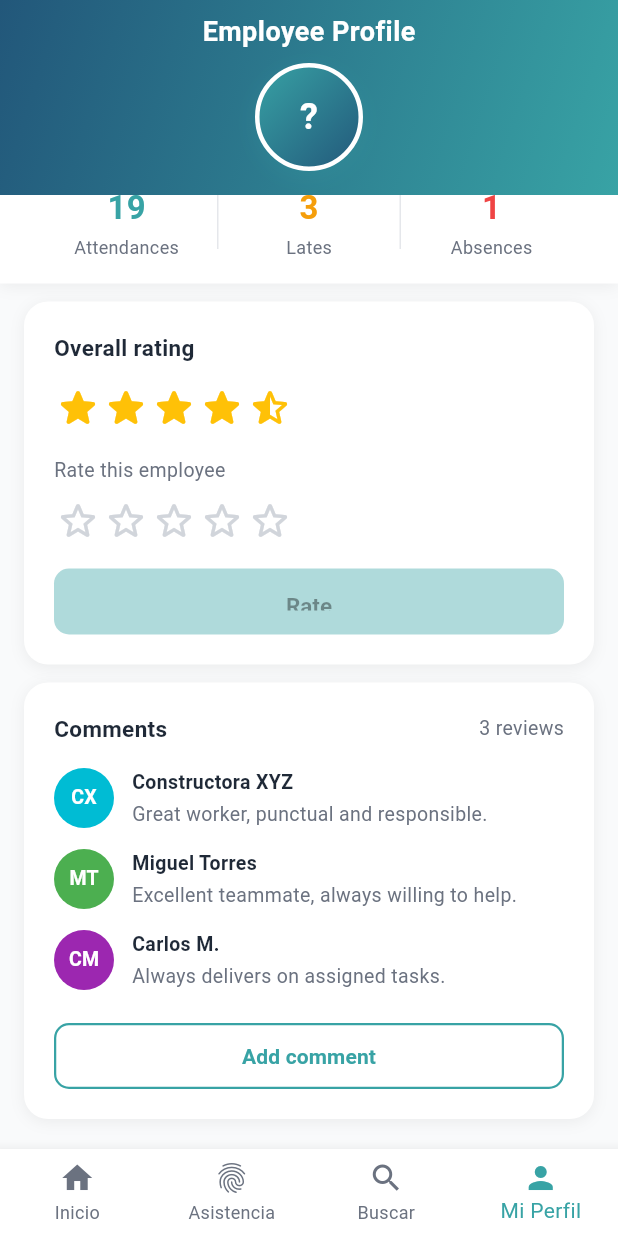
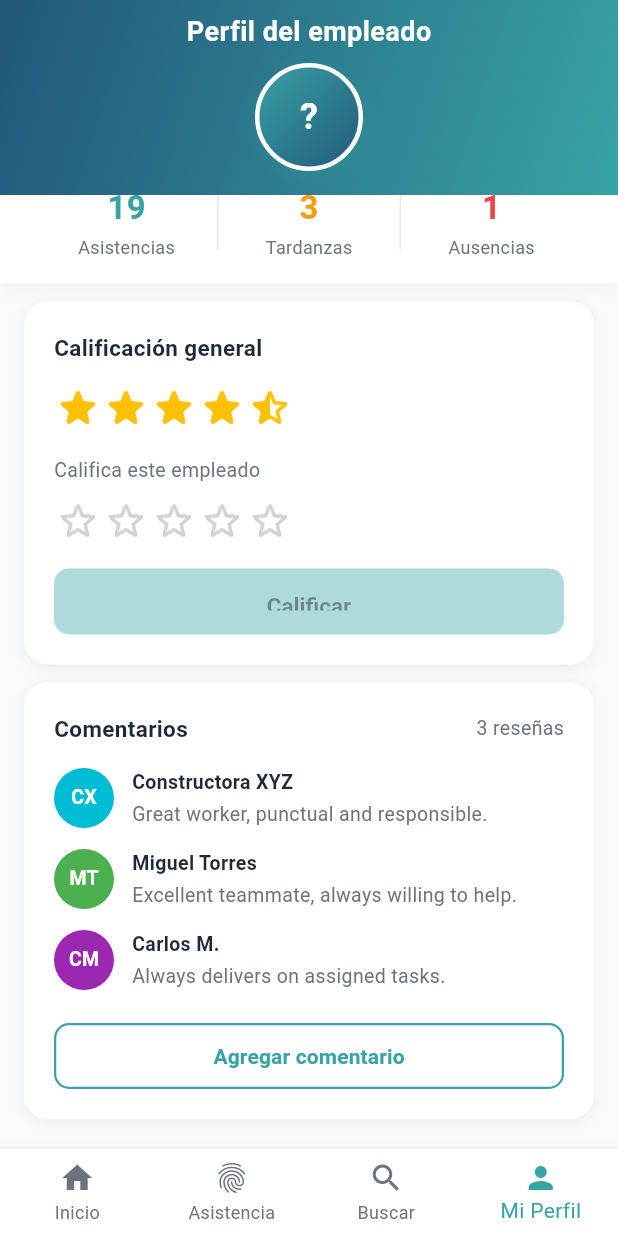
Before and after one commit to Sebastian-D-Candiotti/G3-MarcaYa, a Flutter app: the PerfilEmpleadoPage screen opened by its route, scrolled down 111 dp, on a phone screen of 412 x 824 dp. Run offline on Flutter 3.47's test engine with Material 3 defaults, Android fonts, the phone set to English and light mode, and no system bars; our stand-ins replace flutter_secure_storage, go_router; accounts and stored records are empty.

Commit message:
Translate employee profile strings to Spanish

```diff
--- a/FrontEND/MarcaYa/lib/pages/perfil_empleado/components/comments_card.dart
+++ b/FrontEND/MarcaYa/lib/pages/perfil_empleado/components/comments_card.dart
@@ -41,7 +41,7 @@ class CommentsCard extends StatelessWidget {
             mainAxisAlignment: MainAxisAlignment.spaceBetween,
             children: [
               const Text(
-                'Comments',
+                'Comentarios',
                 style: TextStyle(
                   fontSize: 15,
                   fontWeight: FontWeight.w600,
@@ -49,7 +49,7 @@ class CommentsCard extends StatelessWidget {
                 ),
               ),
               Text(
-                '${comments.length} reviews',
+                '${comments.length} reseñas',
                 style: const TextStyle(
                     fontSize: 13, color: AppColors.textSecondary),
               ),
@@ -126,7 +126,7 @@ class CommentsCard extends StatelessWidget {
           ),
         ),
         child: const Text(
-          'Add comment',
+          'Agregar comentario',
           style: TextStyle(fontSize: 14, fontWeight: FontWeight.w600),
         ),
       ),
--- a/FrontEND/MarcaYa/lib/pages/perfil_empleado/components/profile_header.dart
+++ b/FrontEND/MarcaYa/lib/pages/perfil_empleado/components/profile_header.dart
@@ -23,7 +23,7 @@ class ProfileHeader extends StatelessWidget {
                 alignment: Alignment.center,
                 children: [
                   const Text(
-                    'Employee Profile',
+                    'Perfil del empleado',
                     style: TextStyle(
                       color: Colors.white,
                       fontSize: 18,
--- a/FrontEND/MarcaYa/lib/pages/perfil_empleado/components/profile_info_card.dart
+++ b/FrontEND/MarcaYa/lib/pages/perfil_empleado/components/profile_info_card.dart
@@ -81,7 +81,7 @@ class ProfileInfoCard extends StatelessWidget {
           ),
         ),
         Text(
-          ' ($reviews reviews)',
+          ' ($reviews reseñas)',
           style:
               const TextStyle(fontSize: 13, color: AppColors.textSecondary),
         ),
@@ -95,12 +95,12 @@ class ProfileInfoCard extends StatelessWidget {
       child: Row(
         children: [
           _buildStatItem(
-              '$attendances', 'Attendances', PerfilEmpleadoStyles.attendanceColor),
+              '$attendances', 'Asistencias', PerfilEmpleadoStyles.attendanceColor),
           PerfilEmpleadoStyles.divider(),
-          _buildStatItem('$lates', 'Lates', PerfilEmpleadoStyles.lateColor),
+          _buildStatItem('$lates', 'Tardanzas', PerfilEmpleadoStyles.lateColor),
           PerfilEmpleadoStyles.divider(),
           _buildStatItem(
-              '$absences', 'Absences', PerfilEmpleadoStyles.absenceColor),
+              '$absences', 'Ausencias', PerfilEmpleadoStyles.absenceColor),
         ],
       ),
     );
--- a/FrontEND/MarcaYa/lib/pages/perfil_empleado/components/rating_card.dart
+++ b/FrontEND/MarcaYa/lib/pages/perfil_empleado/components/rating_card.dart
@@ -25,7 +25,7 @@ class RatingCard extends StatelessWidget {
         crossAxisAlignment: CrossAxisAlignment.start,
         children: [
           const Text(
-            'Overall rating',
+            'Calificación general',
             style: TextStyle(
               fontSize: 15,
               fontWeight: FontWeight.w600,
@@ -36,7 +36,7 @@ class RatingCard extends StatelessWidget {
           _buildDisplayStars(),
           const SizedBox(height: 16),
           const Text(
-            'Rate this employee',
+            'Califica este empleado',
             style: TextStyle(fontSize: 13, color: AppColors.textSecondary),
           ),
           const SizedBox(height: 8),
@@ -97,7 +97,7 @@ class RatingCard extends StatelessWidget {
           elevation: 0,
         ),
         child: const Text(
-          'Rate',
+          'Calificar',
           style: TextStyle(fontSize: 15, fontWeight: FontWeight.w600),
         ),
       ),
--- a/FrontEND/MarcaYa/lib/pages/perfil_empleado/perfil_empleado.dart
+++ b/FrontEND/MarcaYa/lib/pages/perfil_empleado/perfil_empleado.dart
@@ -99,7 +99,7 @@ class _PerfilEmpleadoPageState extends State<PerfilEmpleadoPage> {
     ScaffoldMessenger.of(context).showSnackBar(
       SnackBar(
         content: Text(
-          'You rated $_myRating star${_myRating == 1 ? '' : 's'}',
+          'Calificaste con $_myRating estrella${_myRating == 1 ? '' : 's'}',
         ),
         backgroundColor: AppColors.primary,
         behavior: SnackBarBehavior.floating,
@@ -113,19 +113,19 @@ class _PerfilEmpleadoPageState extends State<PerfilEmpleadoPage> {
       context: context,
       builder: (_) => AlertDialog(
         shape: RoundedRectangleBorder(borderRadius: BorderRadius.circular(16)),
-        title: const Text('Add comment'),
+        title: const Text('Agregar comentario'),
         content: TextField(
           controller: controller,
           maxLines: 3,
           decoration: const InputDecoration(
-            hintText: 'Write your comment...',
+            hintText: 'Escribe tu comentario...',
           ),
         ),
         actions: [
           TextButton(
             onPressed: () => Navigator.pop(context),
             child: const Text(
-              'Cancel',
+              'Cancelar',
               style: TextStyle(color: AppColors.textSecondary),
             ),
           ),
@@ -135,7 +135,7 @@ class _PerfilEmpleadoPageState extends State<PerfilEmpleadoPage> {
                 setState(() {
                   _comments.add(CommentItem(
                     initials: 'ME',
-                    author: 'Me',
+                    author: 'Tú',
                     text: controller.text.trim(),
                     avatarColor: AppColors.primary,
                   ));
@@ -150,7 +150,7 @@ class _PerfilEmpleadoPageState extends State<PerfilEmpleadoPage> {
                 borderRadius: BorderRadius.circular(8),
               ),
             ),
-            child: const Text('Send'),
+            child: const Text('Enviar'),
           ),
         ],
       ),
```
